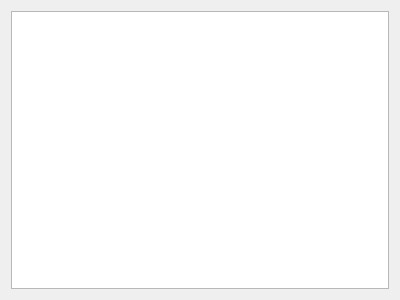
First picture: the form in sp_ui.ui, repository qilanjie/python_test, before the edit.
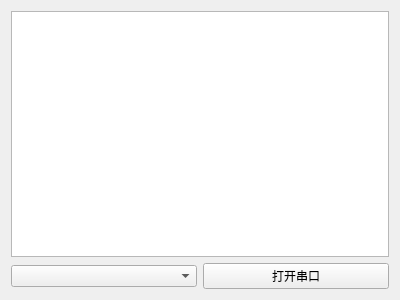
Second picture: the form after the edit.

Commit message: 添加选择串口与打开串口按钮

Patch:
```diff
--- a/sp_ui.ui
+++ b/sp_ui.ui
@@ -21,6 +21,20 @@
      </property>
     </widget>
    </item>
+   <item>
+    <layout class="QHBoxLayout">
+     <item>
+      <widget class="QComboBox" name="comboBox"/>
+     </item>
+     <item>
+      <widget class="QPushButton" name="pushButton">
+       <property name="text">
+        <string>打开串口</string>
+       </property>
+      </widget>
+     </item>
+    </layout>
+   </item>
   </layout>
  </widget>
  <resources/>
```
The commit also changes 2 other files.
